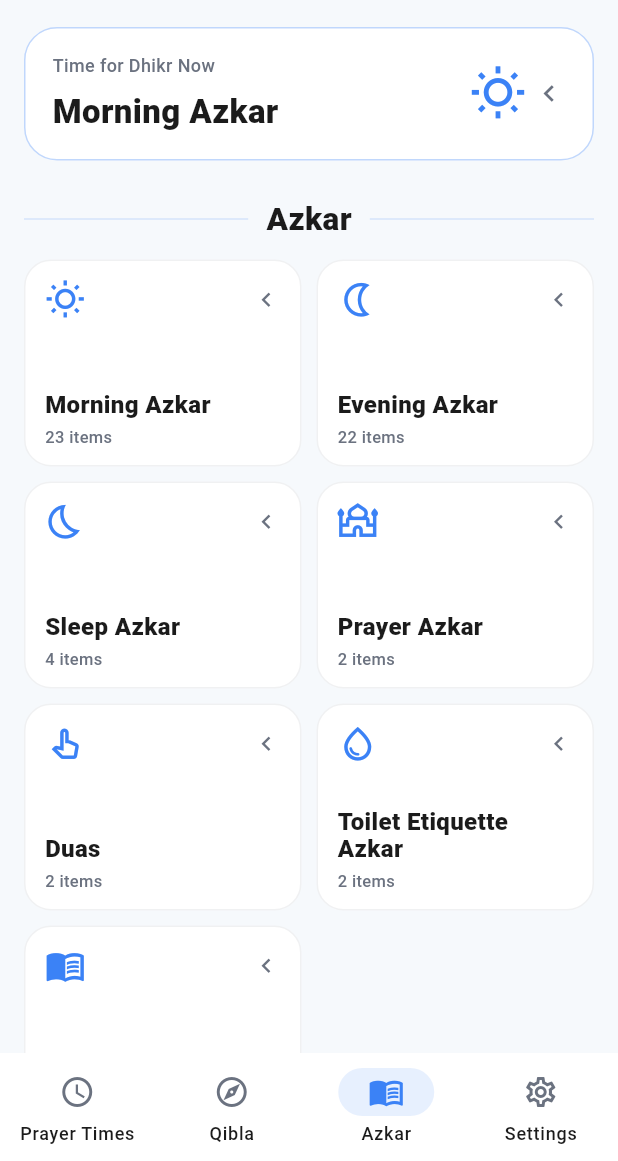
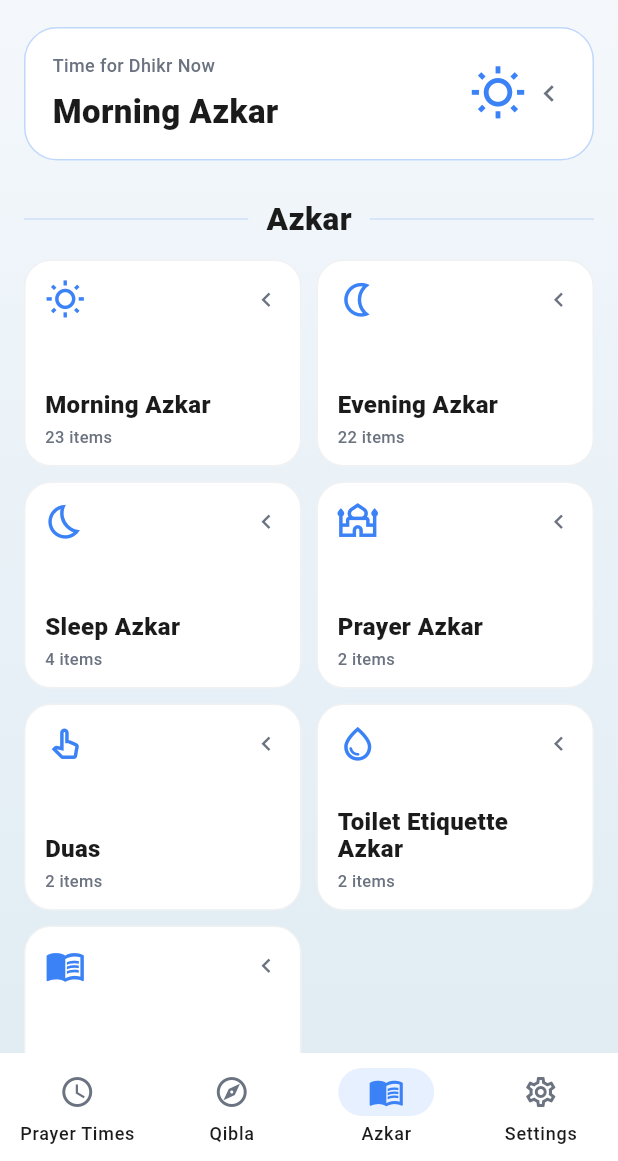
Before and after one commit to Belal-Hesham-Mohamed/Nidaa_V2, a Flutter app: the PrayerTimesScreen screen opened directly with empty values, item 3 of the bottom bar chosen, on a phone screen of 412 x 824 dp, the part 75-1236 px from its top. Run offline on Flutter 3.47's test engine with Material 3 defaults, Android fonts, the phone set to English and light mode, and no system bars; our stand-ins replace csc_picker_plus, dartz, dio, flutter_bloc, flutter_compass, geocoding and 5 more; missing offline and left inert: country_state_city; accounts and stored records are empty.

Commit message:
Match Azkar home background to shared app gradient

```diff
--- a/lib/azkar/presentation/screens/azkar_home_screen.dart
+++ b/lib/azkar/presentation/screens/azkar_home_screen.dart
@@ -57,7 +57,16 @@ class _AzkarHomeScreenState extends State<AzkarHomeScreen> {
             ? _fallbackPeriod()
             : resolvedPeriod;
 
-        return SingleChildScrollView(
+        return DecoratedBox(
+          decoration: BoxDecoration(
+            gradient: LinearGradient(
+              begin: Alignment.topCenter,
+              end: Alignment.bottomCenter,
+              colors: _backgroundGradient(context),
+              stops: const [0.0, 0.48, 1.0],
+            ),
+          ),
+          child: SingleChildScrollView(
             padding: const EdgeInsets.fromLTRB(16, 12, 16, 28),
             child: Column(
               crossAxisAlignment: CrossAxisAlignment.start,
@@ -67,9 +76,12 @@ class _AzkarHomeScreenState extends State<AzkarHomeScreen> {
                 _CurrentCard(
                   period: period,
                   colors: colors,
-                onTap: () => _openCategory(context, period == CurrentAzkarPeriod.morning
+                  onTap: () => _openCategory(
+                    context,
+                    period == CurrentAzkarPeriod.morning
                         ? AzkarCategoryId.morning
-                    : AzkarCategoryId.evening),
+                        : AzkarCategoryId.evening,
+                  ),
                 ),
                 const SizedBox(height: 24),
                 _SectionHeader(title: s.azkarSectionTitle, colors: colors),
@@ -82,7 +94,8 @@ class _AzkarHomeScreenState extends State<AzkarHomeScreen> {
                       shrinkWrap: true,
                       physics: const NeverScrollableScrollPhysics(),
                       itemCount: azkarCategories.length,
-                    gridDelegate: SliverGridDelegateWithFixedCrossAxisCount(
+                      gridDelegate:
+                          SliverGridDelegateWithFixedCrossAxisCount(
                         crossAxisCount: twoColumns ? 2 : 1,
                         crossAxisSpacing: 10,
                         mainAxisSpacing: 10,
@@ -101,9 +114,25 @@ class _AzkarHomeScreenState extends State<AzkarHomeScreen> {
                 ),
               ],
             ),
+          ),
         );
       },
     );
+  }
+
+  List<Color> _backgroundGradient(BuildContext context) {
+    final dark = Theme.of(context).brightness == Brightness.dark;
+    return dark
+        ? const [
+            AppColors.qiblaBackgroundTop,
+            AppColors.qiblaBackgroundMiddle,
+            AppColors.qiblaBackgroundBottom,
+          ]
+        : const [
+            AppColors.qiblaLightBackgroundTop,
+            AppColors.qiblaLightBackgroundMiddle,
+            AppColors.qiblaLightBackgroundBottom,
+          ];
   }
 
   CurrentAzkarPeriod _fallbackPeriod() {
```
Lines whose indentation alone changed are shown as unchanged.
